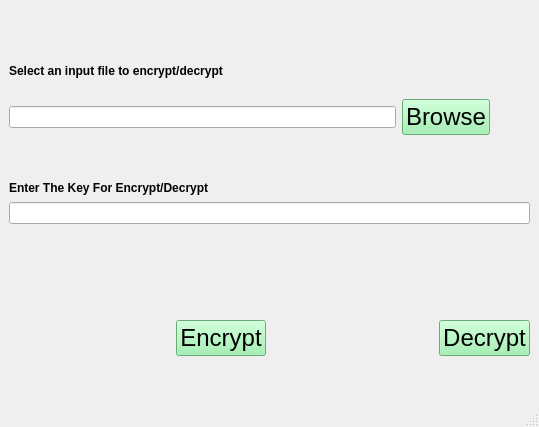
Before: the Qt Designer form code/File_Encryption_tool/mainwindow.ui in salmannaeem112215/gui_codes, drawn with Qt 5.
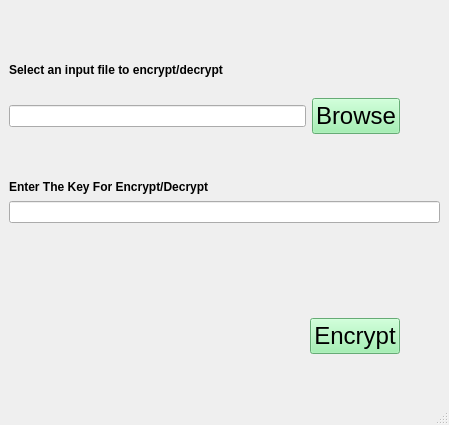
After: the same form once the commit is applied.

Patch:
```diff
--- a/code/File_Encryption_tool/mainwindow.ui
+++ b/code/File_Encryption_tool/mainwindow.ui
@@ -6,8 +6,8 @@
    <rect>
     <x>0</x>
     <y>0</y>
-    <width>539</width>
-    <height>427</height>
+    <width>449</width>
+    <height>425</height>
    </rect>
   </property>
   <property name="windowTitle">
@@ -109,7 +109,7 @@
        <enum>Qt::Vertical</enum>
       </property>
       <property name="sizeType">
-       <enum>QSizePolicy::Minimum</enum>
+       <enum>QSizePolicy::Preferred</enum>
       </property>
       <property name="sizeHint" stdset="0">
        <size>
@@ -162,6 +162,9 @@
         <property name="orientation">
          <enum>Qt::Horizontal</enum>
         </property>
+        <property name="sizeType">
+         <enum>QSizePolicy::Preferred</enum>
+        </property>
         <property name="sizeHint" stdset="0">
          <size>
           <width>40</width>
@@ -170,18 +173,6 @@
         </property>
        </spacer>
       </item>
-      <item>
-       <widget class="QPushButton" name="pushButton_decrypt">
-        <property name="styleSheet">
-         <string notr="true">font: 75 11pt &quot;Ubuntu&quot;;
-background-color: rgb(143, 240, 164);
-font-size: 24px;</string>
-        </property>
-        <property name="text">
-         <string>Decrypt</string>
-        </property>
-       </widget>
-      </item>
      </layout>
     </item>
     <item>
```
Left out of the diff: 2 changed lines with no effect on the pictures.
